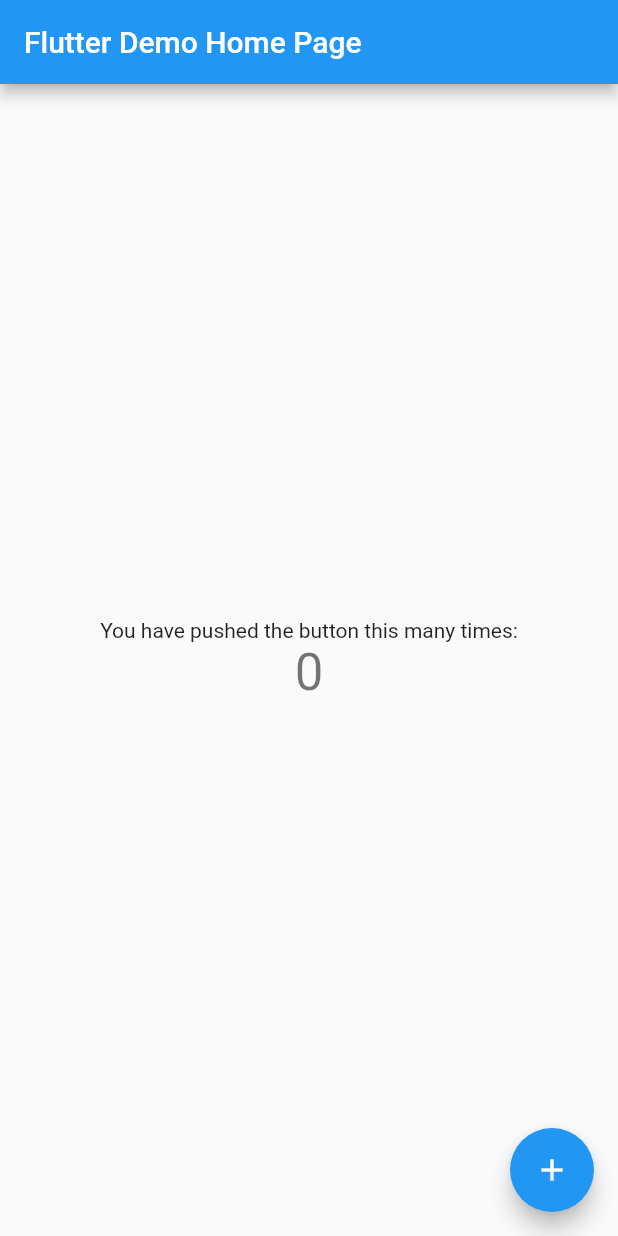
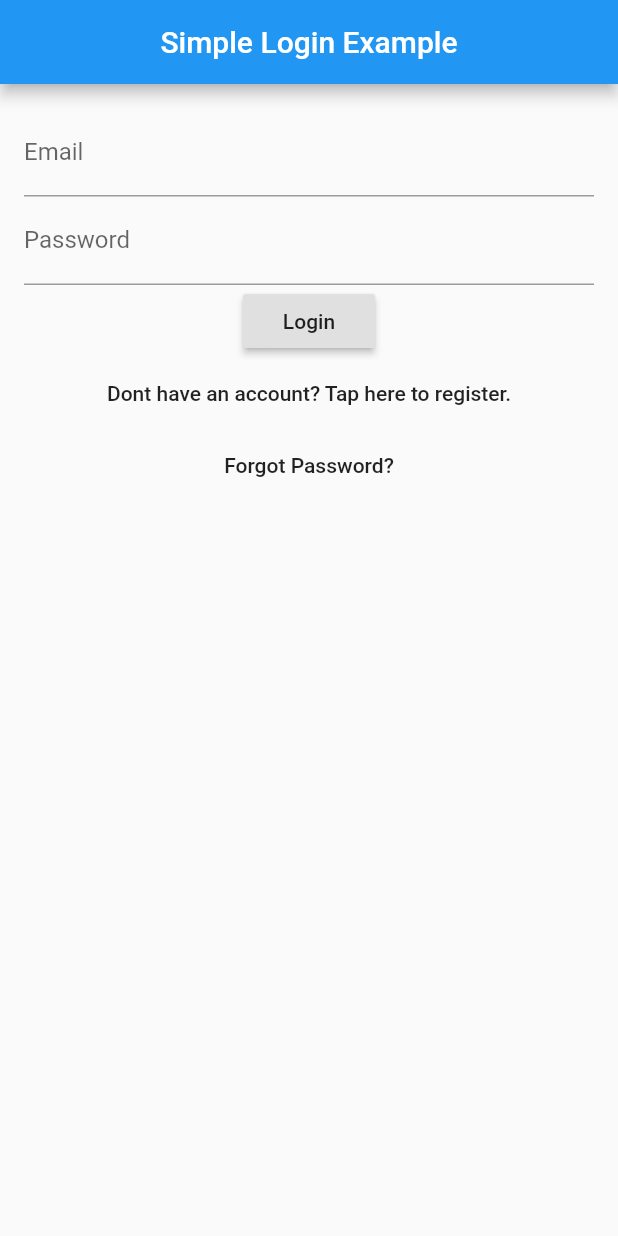
Before and after one commit to FabioSparta/Flutter-TourAlbum, a Flutter app: the screen it shows after launch, on a phone screen of 412 x 824 dp. Run offline on Flutter 3.47's test engine with Material 2 defaults, Android fonts, the phone set to English and light mode, and no system bars.

Commit message:
Login/Register UI --done

```diff
--- a/tour_album/lib/main.dart
+++ b/tour_album/lib/main.dart
@@ -1,117 +1,200 @@
 import 'package:flutter/material.dart';
 
-void main() {
-  runApp(MyApp());
-}
+void main() => runApp(new MyApp());
 
 class MyApp extends StatelessWidget {
-  // This widget is the root of your application.
   @override
   Widget build(BuildContext context) {
-    return MaterialApp(
-      title: 'Flutter Demo',
-      theme: ThemeData(
-        // This is the theme of your application.
-        //
-        // Try running your application with "flutter run". You'll see the
-        // application has a blue toolbar. Then, without quitting the app, try
-        // changing the primarySwatch below to Colors.green and then invoke
-        // "hot reload" (press "r" in the console where you ran "flutter run",
-        // or simply save your changes to "hot reload" in a Flutter IDE).
-        // Notice that the counter didn't reset back to zero; the application
-        // is not restarted.
-        primarySwatch: Colors.blue,
-        // This makes the visual density adapt to the platform that you run
-        // the app on. For desktop platforms, the controls will be smaller and
-        // closer together (more dense) than on mobile platforms.
-        visualDensity: VisualDensity.adaptivePlatformDensity,
-      ),
-      home: MyHomePage(title: 'Flutter Demo Home Page'),
+    return new MaterialApp(
+      title: 'Flutter Simple Login Demo',
+      theme: new ThemeData(primarySwatch: Colors.blue),
+      home: new LoginPage(),
     );
   }
 }
 
-class MyHomePage extends StatefulWidget {
-  MyHomePage({Key key, this.title}) : super(key: key);
-
-  // This widget is the home page of your application. It is stateful, meaning
-  // that it has a State object (defined below) that contains fields that affect
-  // how it looks.
-
-  // This class is the configuration for the state. It holds the values (in this
-  // case the title) provided by the parent (in this case the App widget) and
-  // used by the build method of the State. Fields in a Widget subclass are
-  // always marked "final".
-
-  final String title;
-
+class LoginPage extends StatefulWidget {
   @override
-  _MyHomePageState createState() => _MyHomePageState();
+  State<StatefulWidget> createState() => new _LoginPageState();
 }
 
-class _MyHomePageState extends State<MyHomePage> {
-  int _counter = 0;
+// Used for controlling whether the user is loggin or creating an account
+enum FormType { login, register }
 
-  void _incrementCounter() {
+class _LoginPageState extends State<LoginPage> {
+  final TextEditingController _emailFilter = new TextEditingController();
+  final TextEditingController _passwordFilter = new TextEditingController();
+  final TextEditingController _confirmpwFilter = new TextEditingController();
+  String _email = "";
+  String _password = "";
+  String _confirm_pw = "";
+  FormType _form = FormType
+      .login; // our default setting is to login, and we should switch to creating an account when the user chooses to
+
+  _LoginPageState() {
+    _emailFilter.addListener(_emailListen);
+    _passwordFilter.addListener(_passwordListen);
+    _confirmpwFilter.addListener(_confirmpwListen);
+  }
+
+  void _emailListen() {
+    if (_emailFilter.text.isEmpty) {
+      _email = "";
+    } else {
+      _email = _emailFilter.text;
+    }
+  }
+
+  void _passwordListen() {
+    if (_passwordFilter.text.isEmpty) {
+      _password = "";
+    } else {
+      _password = _passwordFilter.text;
+    }
+  }
+
+  void _confirmpwListen() {
+    if (_confirmpwFilter.text.isEmpty) {
+      _confirm_pw = "";
+    } else {
+      _confirm_pw = _confirmpwFilter.text;
+    }
+  }
+
+  // Swap in between our two forms, registering and logging in
+  void _formChange() async {
     setState(() {
-      // This call to setState tells the Flutter framework that something has
-      // changed in this State, which causes it to rerun the build method below
-      // so that the display can reflect the updated values. If we changed
-      // _counter without calling setState(), then the build method would not be
-      // called again, and so nothing would appear to happen.
-      _counter++;
+      if (_form == FormType.register) {
+        _form = FormType.login;
+      } else {
+        _form = FormType.register;
+      }
     });
   }
 
   @override
   Widget build(BuildContext context) {
-    // This method is rerun every time setState is called, for instance as done
-    // by the _incrementCounter method above.
-    //
-    // The Flutter framework has been optimized to make rerunning build methods
-    // fast, so that you can just rebuild anything that needs updating rather
-    // than having to individually change instances of widgets.
-    return Scaffold(
-      appBar: AppBar(
-        // Here we take the value from the MyHomePage object that was created by
-        // the App.build method, and use it to set our appbar title.
-        title: Text(widget.title),
-      ),
-      body: Center(
-        // Center is a layout widget. It takes a single child and positions it
-        // in the middle of the parent.
-        child: Column(
-          // Column is also a layout widget. It takes a list of children and
-          // arranges them vertically. By default, it sizes itself to fit its
-          // children horizontally, and tries to be as tall as its parent.
-          //
-          // Invoke "debug painting" (press "p" in the console, choose the
-          // "Toggle Debug Paint" action from the Flutter Inspector in Android
-          // Studio, or the "Toggle Debug Paint" command in Visual Studio Code)
-          // to see the wireframe for each widget.
-          //
-          // Column has various properties to control how it sizes itself and
-          // how it positions its children. Here we use mainAxisAlignment to
-          // center the children vertically; the main axis here is the vertical
-          // axis because Columns are vertical (the cross axis would be
-          // horizontal).
-          mainAxisAlignment: MainAxisAlignment.center,
+    return new Scaffold(
+      appBar: _buildBar(context),
+      body: new Container(
+        padding: EdgeInsets.all(16.0),
+        child: new Column(
           children: <Widget>[
-            Text(
-              'You have pushed the button this many times:',
-            ),
-            Text(
-              '$_counter',
-              style: Theme.of(context).textTheme.headline4,
-            ),
+            _buildTextFields(),
+            _buildButtons(),
           ],
         ),
       ),
-      floatingActionButton: FloatingActionButton(
-        onPressed: _incrementCounter,
-        tooltip: 'Increment',
-        child: Icon(Icons.add),
-      ), // This trailing comma makes auto-formatting nicer for build methods.
     );
   }
+
+  Widget _buildBar(BuildContext context) {
+    return new AppBar(
+      title: new Text("Simple Login Example"),
+      centerTitle: true,
+    );
+  }
+
+  Widget _buildTextFields() {
+    if (_form == FormType.login) {
+      return new Container(
+        child: new Column(
+          children: <Widget>[
+            new Container(
+              child: new TextField(
+                controller: _emailFilter,
+                decoration: new InputDecoration(labelText: 'Email'),
+              ),
+            ),
+            new Container(
+              child: new TextField(
+                controller: _passwordFilter,
+                decoration: new InputDecoration(labelText: 'Password'),
+                obscureText: true,
+              ),
+            )
+          ],
+        ),
+      );
+    } else {
+      return new Container(
+        child: new Column(
+          children: <Widget>[
+            new Container(
+              child: new TextField(
+                controller: _emailFilter,
+                decoration: new InputDecoration(labelText: 'Email'),
+              ),
+            ),
+            new Container(
+              child: new TextField(
+                controller: _passwordFilter,
+                decoration: new InputDecoration(labelText: 'Password'),
+                obscureText: true,
+              ),
+            ),
+            new Container(
+              child: new TextField(
+                controller: _confirmpwFilter,
+                decoration: new InputDecoration(labelText: 'Confirmm Password'),
+                obscureText: true,
+              ),
+            )
+          ],
+        ),
+      );
+    }
+  }
+
+  Widget _buildButtons() {
+    if (_form == FormType.login) {
+      return new Container(
+        child: new Column(
+          children: <Widget>[
+            new RaisedButton(
+              child: new Text('Login'),
+              onPressed: _loginPressed,
+            ),
+            new FlatButton(
+              child: new Text('Dont have an account? Tap here to register.'),
+              onPressed: _formChange,
+            ),
+            new FlatButton(
+              child: new Text('Forgot Password?'),
+              onPressed: _passwordReset,
+            )
+          ],
+        ),
+      );
+    } else {
+      return new Container(
+        child: new Column(
+          children: <Widget>[
+            new RaisedButton(
+              child: new Text('Create an Account'),
+              onPressed: _createAccountPressed,
+            ),
+            new FlatButton(
+              child: new Text('Have an account? Click here to login.'),
+              onPressed: _formChange,
+            )
+          ],
+        ),
+      );
+    }
+  }
+
+  // These functions can self contain any user auth logic required, they all have access to _email and _password
+
+  void _loginPressed() {
+    print('The user wants to login with $_email and $_password');
+  }
+
+  void _createAccountPressed() {
+    print('The user wants to create an accoutn with $_email and $_password');
+  }
+
+  void _passwordReset() {
+    print("The user wants a password reset request sent to $_email");
+  }
 }
```
Also changed, not shown: 1 other file.
